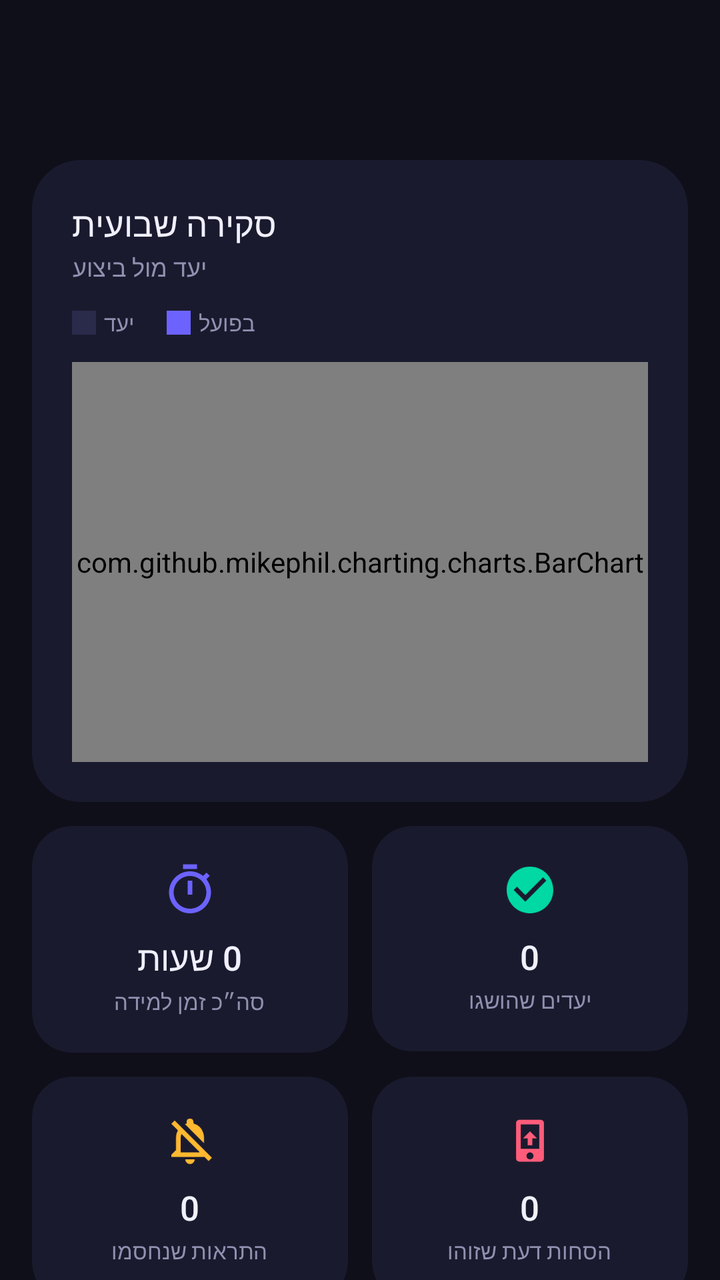
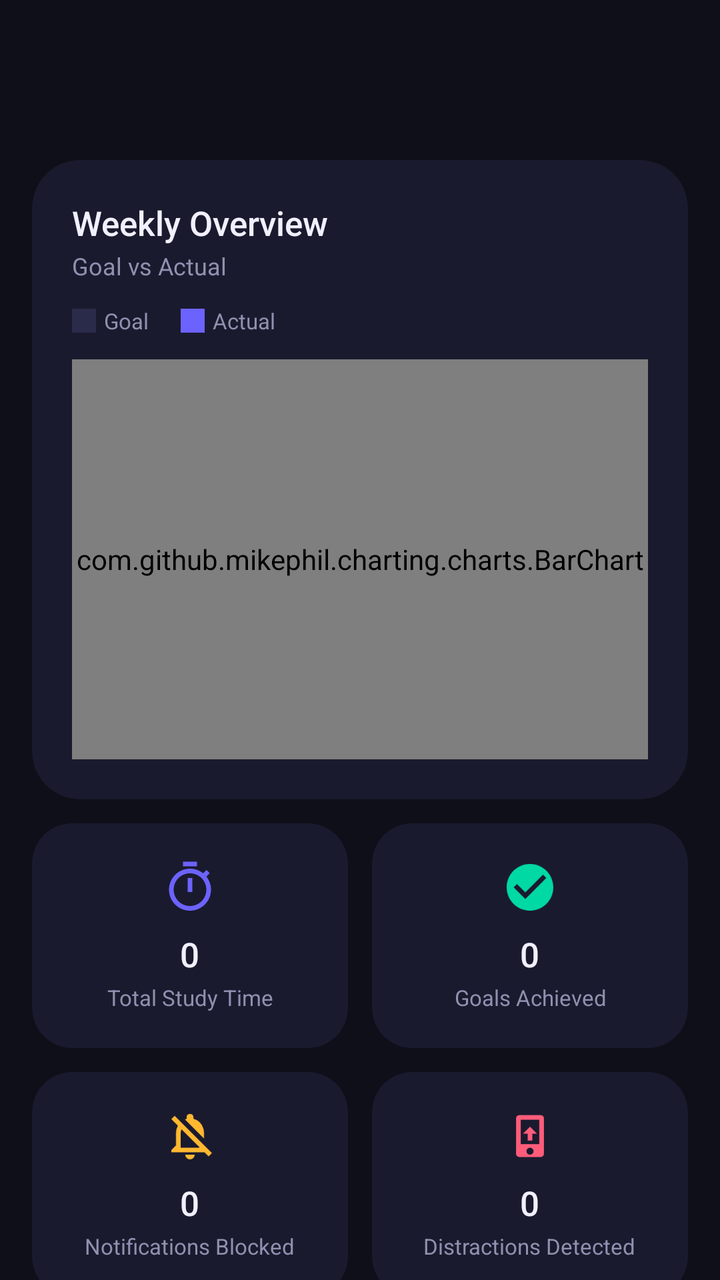

Compare the two renders of this Android layout. The source of the first and the diff that turns it into the second are given below.
<!-- AndroidManifest.xml: application theme Theme.FocusFlip -->
<!-- res/layout/activity_statistics.xml -->
<?xml version="1.0" encoding="utf-8"?>
<androidx.coordinatorlayout.widget.CoordinatorLayout
    xmlns:android="http://schemas.android.com/apk/res/android"
    xmlns:app="http://schemas.android.com/apk/res-auto"
    android:layout_width="match_parent"
    android:layout_height="match_parent"
    android:background="@color/background">

    <com.google.android.material.appbar.AppBarLayout
        android:layout_width="match_parent"
        android:layout_height="wrap_content"
        android:background="@color/background"
        app:elevation="0dp">

        <androidx.appcompat.widget.Toolbar
            android:id="@+id/toolbar"
            android:layout_width="match_parent"
            android:layout_height="?attr/actionBarSize"
            app:titleTextColor="@color/text_primary"
            app:navigationIconTint="@color/text_secondary" />

    </com.google.android.material.appbar.AppBarLayout>

    <androidx.core.widget.NestedScrollView
        android:layout_width="match_parent"
        android:layout_height="match_parent"
        app:layout_behavior="@string/appbar_scrolling_view_behavior">

        <LinearLayout
            android:layout_width="match_parent"
            android:layout_height="wrap_content"
            android:orientation="vertical"
            android:padding="16dp">

            
            <androidx.cardview.widget.CardView
                android:layout_width="match_parent"
                android:layout_height="wrap_content"
                app:cardCornerRadius="24dp"
                app:cardElevation="0dp"
                app:cardBackgroundColor="@color/surface">

                <LinearLayout
                    android:layout_width="match_parent"
                    android:layout_height="wrap_content"
                    android:orientation="vertical"
                    android:padding="20dp">

                    <TextView
                        android:layout_width="wrap_content"
                        android:layout_height="wrap_content"
                        android:text="@string/weekly_overview"
                        android:textSize="17sp"
                        android:textColor="@color/text_primary"
                        android:fontFamily="sans-serif-medium" />

                    <TextView
                        android:layout_width="wrap_content"
                        android:layout_height="wrap_content"
                        android:layout_marginTop="2dp"
                        android:text="@string/goal_vs_actual"
                        android:textSize="12sp"
                        android:textColor="@color/text_secondary" />

                    
                    <LinearLayout
                        android:layout_width="wrap_content"
                        android:layout_height="wrap_content"
                        android:layout_marginTop="12dp"
                        android:orientation="horizontal">

                        <View
                            android:layout_width="12dp"
                            android:layout_height="12dp"
                            android:layout_marginEnd="4dp"
                            android:layout_gravity="center_vertical"
                            android:background="@color/chart_goal" />

                        <TextView
                            android:layout_width="wrap_content"
                            android:layout_height="wrap_content"
                            android:text="יעד"
                            android:textSize="11sp"
                            android:textColor="@color/text_secondary"
                            android:layout_marginEnd="16dp" />

                        <View
                            android:layout_width="12dp"
                            android:layout_height="12dp"
                            android:layout_marginEnd="4dp"
                            android:layout_gravity="center_vertical"
                            android:background="@color/primary" />

                        <TextView
                            android:layout_width="wrap_content"
                            android:layout_height="wrap_content"
                            android:text="בפועל"
                            android:textSize="11sp"
                            android:textColor="@color/text_secondary" />

                    </LinearLayout>

                    <com.github.mikephil.charting.charts.BarChart
                        android:id="@+id/weeklyChart"
                        android:layout_width="match_parent"
                        android:layout_height="200dp"
                        android:layout_marginTop="12dp" />

                </LinearLayout>

            </androidx.cardview.widget.CardView>

            
            <LinearLayout
                android:layout_width="match_parent"
                android:layout_height="wrap_content"
                android:layout_marginTop="12dp"
                android:orientation="horizontal">

                <androidx.cardview.widget.CardView
                    android:layout_width="0dp"
                    android:layout_height="wrap_content"
                    android:layout_weight="1"
                    android:layout_marginEnd="6dp"
                    app:cardCornerRadius="20dp"
                    app:cardElevation="0dp"
                    app:cardBackgroundColor="@color/surface">

                    <LinearLayout
                        android:layout_width="match_parent"
                        android:layout_height="wrap_content"
                        android:orientation="vertical"
                        android:padding="18dp"
                        android:gravity="center">

                        <ImageView
                            android:layout_width="28dp"
                            android:layout_height="28dp"
                            android:src="@drawable/ic_timer"
                            app:tint="@color/primary" />

                        <TextView
                            android:id="@+id/totalTimeText"
                            android:layout_width="wrap_content"
                            android:layout_height="wrap_content"
                            android:layout_marginTop="8dp"
                            android:text="0 שעות"
                            android:textSize="17sp"
                            android:textColor="@color/text_primary"
                            android:fontFamily="sans-serif-medium" />

                        <TextView
                            android:layout_width="wrap_content"
                            android:layout_height="wrap_content"
                            android:layout_marginTop="3dp"
                            android:text="@string/total_study_time"
                            android:textSize="11sp"
                            android:textColor="@color/text_secondary"
                            android:textAlignment="center" />

                    </LinearLayout>

                </androidx.cardview.widget.CardView>

                <androidx.cardview.widget.CardView
                    android:layout_width="0dp"
                    android:layout_height="wrap_content"
                    android:layout_weight="1"
                    android:layout_marginStart="6dp"
                    app:cardCornerRadius="20dp"
                    app:cardElevation="0dp"
                    app:cardBackgroundColor="@color/surface">

                    <LinearLayout
                        android:layout_width="match_parent"
                        android:layout_height="wrap_content"
                        android:orientation="vertical"
                        android:padding="18dp"
                        android:gravity="center">

                        <ImageView
                            android:layout_width="28dp"
                            android:layout_height="28dp"
                            android:src="@drawable/ic_goal"
                            app:tint="@color/secondary" />

                        <TextView
                            android:id="@+id/goalsAchievedText"
                            android:layout_width="wrap_content"
                            android:layout_height="wrap_content"
                            android:layout_marginTop="8dp"
                            android:text="0"
                            android:textSize="17sp"
                            android:textColor="@color/text_primary"
                            android:fontFamily="sans-serif-medium" />

                        <TextView
                            android:layout_width="wrap_content"
                            android:layout_height="wrap_content"
                            android:layout_marginTop="3dp"
                            android:text="@string/goals_achieved"
                            android:textSize="11sp"
                            android:textColor="@color/text_secondary"
                            android:textAlignment="center" />

                    </LinearLayout>

                </androidx.cardview.widget.CardView>

            </LinearLayout>

            
            <LinearLayout
                android:layout_width="match_parent"
                android:layout_height="wrap_content"
                android:layout_marginTop="12dp"
                android:orientation="horizontal">

                <androidx.cardview.widget.CardView
                    android:layout_width="0dp"
                    android:layout_height="wrap_content"
                    android:layout_weight="1"
                    android:layout_marginEnd="6dp"
                    app:cardCornerRadius="20dp"
                    app:cardElevation="0dp"
                    app:cardBackgroundColor="@color/surface">

                    <LinearLayout
                        android:layout_width="match_parent"
                        android:layout_height="wrap_content"
                        android:orientation="vertical"
                        android:padding="18dp"
                        android:gravity="center">

                        <ImageView
                            android:layout_width="28dp"
                            android:layout_height="28dp"
                            android:src="@drawable/ic_notification_off"
                            app:tint="@color/warning" />

                        <TextView
                            android:id="@+id/notificationsBlockedText"
                            android:layout_width="wrap_content"
                            android:layout_height="wrap_content"
                            android:layout_marginTop="8dp"
                            android:text="0"
                            android:textSize="17sp"
                            android:textColor="@color/text_primary"
                            android:fontFamily="sans-serif-medium" />

                        <TextView
                            android:layout_width="wrap_content"
                            android:layout_height="wrap_content"
                            android:layout_marginTop="3dp"
                            android:text="@string/notifications_blocked"
                            android:textSize="11sp"
                            android:textColor="@color/text_secondary"
                            android:textAlignment="center" />

                    </LinearLayout>

                </androidx.cardview.widget.CardView>

                <androidx.cardview.widget.CardView
                    android:layout_width="0dp"
                    android:layout_height="wrap_content"
                    android:layout_weight="1"
                    android:layout_marginStart="6dp"
                    app:cardCornerRadius="20dp"
                    app:cardElevation="0dp"
                    app:cardBackgroundColor="@color/surface">

                    <LinearLayout
                        android:layout_width="match_parent"
                        android:layout_height="wrap_content"
                        android:orientation="vertical"
                        android:padding="18dp"
                        android:gravity="center">

                        <ImageView
                            android:layout_width="28dp"
                            android:layout_height="28dp"
                            android:src="@drawable/ic_phone_up"
                            app:tint="@color/error" />

                        <TextView
                            android:id="@+id/distractionsText"
                            android:layout_width="wrap_content"
                            android:layout_height="wrap_content"
                            android:layout_marginTop="8dp"
                            android:text="0"
                            android:textSize="17sp"
                            android:textColor="@color/text_primary"
                            android:fontFamily="sans-serif-medium" />

                        <TextView
                            android:layout_width="wrap_content"
                            android:layout_height="wrap_content"
                            android:layout_marginTop="3dp"
                            android:text="@string/distractions_detected"
                            android:textSize="11sp"
                            android:textColor="@color/text_secondary"
                            android:textAlignment="center" />

                    </LinearLayout>

                </androidx.cardview.widget.CardView>

            </LinearLayout>

            
            <LinearLayout
                android:layout_width="match_parent"
                android:layout_height="wrap_content"
                android:layout_marginTop="12dp"
                android:orientation="horizontal">

                <androidx.cardview.widget.CardView
                    android:layout_width="0dp"
                    android:layout_height="wrap_content"
                    android:layout_weight="1"
                    android:layout_marginEnd="6dp"
                    app:cardCornerRadius="20dp"
                    app:cardElevation="0dp"
                    app:cardBackgroundColor="@color/surface">

                    <LinearLayout
                        android:layout_width="match_parent"
                        android:layout_height="wrap_content"
                        android:orientation="vertical"
                        android:padding="18dp"
                        android:gravity="center">

                        <ImageView
                            android:layout_width="28dp"
                            android:layout_height="28dp"
                            android:src="@drawable/ic_average"
                            app:tint="@color/primary_light" />

                        <TextView
                            android:id="@+id/averageSessionText"
                            android:layout_width="wrap_content"
                            android:layout_height="wrap_content"
                            android:layout_marginTop="8dp"
                            android:text="00:00"
                            android:textSize="17sp"
                            android:textColor="@color/text_primary"
                            android:fontFamily="sans-serif-medium" />

                        <TextView
                            android:layout_width="wrap_content"
                            android:layout_height="wrap_content"
                            android:layout_marginTop="3dp"
                            android:text="@string/average_session"
                            android:textSize="11sp"
                            android:textColor="@color/text_secondary"
                            android:textAlignment="center" />

                    </LinearLayout>

                </androidx.cardview.widget.CardView>

                <androidx.cardview.widget.CardView
                    android:layout_width="0dp"
                    android:layout_height="wrap_content"
                    android:layout_weight="1"
                    android:layout_marginStart="6dp"
                    app:cardCornerRadius="20dp"
                    app:cardElevation="0dp"
                    app:cardBackgroundColor="@color/surface">

                    <LinearLayout
                        android:layout_width="match_parent"
                        android:layout_height="wrap_content"
                        android:orientation="vertical"
                        android:padding="18dp"
                        android:gravity="center">

                        <ImageView
                            android:layout_width="28dp"
                            android:layout_height="28dp"
                            android:src="@drawable/ic_streak"
                            app:tint="@color/warning" />

                        <TextView
                            android:id="@+id/streakText"
                            android:layout_width="wrap_content"
                            android:layout_height="wrap_content"
                            android:layout_marginTop="8dp"
                            android:text="0 ימים"
                            android:textSize="17sp"
                            android:textColor="@color/text_primary"
                            android:fontFamily="sans-serif-medium" />

                        <TextView
                            android:layout_width="wrap_content"
                            android:layout_height="wrap_content"
                            android:layout_marginTop="3dp"
                            android:text="@string/streak"
                            android:textSize="11sp"
                            android:textColor="@color/text_secondary"
                            android:textAlignment="center" />

                    </LinearLayout>

                </androidx.cardview.widget.CardView>

            </LinearLayout>

            <View android:layout_width="match_parent" android:layout_height="16dp" />

        </LinearLayout>

    </androidx.core.widget.NestedScrollView>

</androidx.coordinatorlayout.widget.CoordinatorLayout>
<!-- resources referenced by this layout -->
<resources>
  <color name="background">#0F0F1A</color>
  <color name="chart_goal">#2A2A4A</color>
  <color name="error">#FF5C7A</color>
  <color name="primary">#6C63FF</color>
  <color name="primary_light">#9D96FF</color>
  <color name="secondary">#00D9A3</color>
  <color name="surface">#1A1A2E</color>
  <color name="text_primary">#F0F0FF</color>
  <color name="text_secondary">#9090B0</color>
  <color name="warning">#FFB830</color>
  <!-- drawable ic_average (drawable) -->
  <?xml version="1.0" encoding="utf-8"?>
  <vector xmlns:android="http://schemas.android.com/apk/res/android"
      android:width="24dp"
      android:height="24dp"
      android:viewportWidth="24"
      android:viewportHeight="24">
      <path
          android:fillColor="#000000"
          android:pathData="M19,3H5c-1.1,0 -2,0.9 -2,2v14c0,1.1 0.9,2 2,2h14c1.1,0 2,-0.9 2,-2V5c0,-1.1 -0.9,-2 -2,-2zM9,17H7v-7h2v7zM13,17h-2V7h2v10zM17,17h-2v-4h2v4z"/>
  </vector>
  <!-- drawable ic_goal (drawable) -->
  <?xml version="1.0" encoding="utf-8"?>
  <vector xmlns:android="http://schemas.android.com/apk/res/android"
      android:width="24dp"
      android:height="24dp"
      android:viewportWidth="24"
      android:viewportHeight="24">
      <path
          android:fillColor="#000000"
          android:pathData="M12,2C6.48,2 2,6.48 2,12s4.48,10 10,10 10,-4.48 10,-10S17.52,2 12,2zM10,17l-5,-5 1.41,-1.41L10,14.17l7.59,-7.59L19,8l-9,9z"/>
  </vector>
  <!-- drawable ic_timer (drawable) -->
  <?xml version="1.0" encoding="utf-8"?>
  <vector xmlns:android="http://schemas.android.com/apk/res/android"
      android:width="24dp"
      android:height="24dp"
      android:viewportWidth="24"
      android:viewportHeight="24">
      <path
          android:fillColor="#000000"
          android:pathData="M15,1H9v2h6V1zM11,14h2V8h-2v6zM19.03,7.39l1.42,-1.42c-0.43,-0.51 -0.9,-0.99 -1.41,-1.41l-1.42,1.42C16.07,4.74 14.12,4 12,4c-4.97,0 -9,4.03 -9,9s4.02,9 9,9 9,-4.03 9,-9c0,-2.12 -0.74,-4.07 -1.97,-5.61zM12,20c-3.87,0 -7,-3.13 -7,-7s3.13,-7 7,-7 7,3.13 7,7 -3.13,7 -7,7z"/>
  </vector>
  <string name="average_session">ממוצע סשן</string>
  <string name="distractions_detected">הסחות דעת שזוהו</string>
  <string name="goal_vs_actual">יעד מול ביצוע</string>
  <string name="goals_achieved">יעדים שהושגו</string>
  <string name="notifications_blocked">התראות שנחסמו</string>
  <string name="streak">רצף ימים</string>
  <string name="total_study_time">סה״כ זמן למידה</string>
  <string name="weekly_overview">סקירה שבועית</string>
  <style name="Theme.FocusFlip" parent="Theme.Material3.Dark.NoActionBar">
          <item name="colorPrimary">@color/primary</item>
          <item name="colorPrimaryDark">@color/primary_dark</item>
          <item name="colorAccent">@color/secondary</item>
          <item name="android:colorBackground">@color/background</item>
          <item name="android:statusBarColor">@color/background</item>
          <item name="android:navigationBarColor">@color/background</item>
          <item name="android:windowLightStatusBar">false</item>
          <item name="android:windowLightNavigationBar">false</item>
      </style>
  <color name="primary_dark">#4B44CC</color>
  <!-- unchanged entries left out for length: 3 -->
</resources>

<!-- the commit's change to res/layout/activity_statistics.xml (unified diff, before → after) -->
@@ -79,7 +79,7 @@
                         <TextView
                             android:layout_width="wrap_content"
                             android:layout_height="wrap_content"
-                            android:text="יעד"
+                            android:text="@string/chart_label_goal"
                             android:textSize="11sp"
                             android:textColor="@color/text_secondary"
                             android:layout_marginEnd="16dp" />
@@ -94,7 +94,7 @@
                         <TextView
                             android:layout_width="wrap_content"
                             android:layout_height="wrap_content"
-                            android:text="בפועל"
+                            android:text="@string/chart_label_actual"
                             android:textSize="11sp"
                             android:textColor="@color/text_secondary" />
 
@@ -144,7 +144,7 @@
                             android:layout_width="wrap_content"
                             android:layout_height="wrap_content"
                             android:layout_marginTop="8dp"
-                            android:text="0 שעות"
+                            android:text="@string/default_zero"
                             android:textSize="17sp"
                             android:textColor="@color/text_primary"
                             android:fontFamily="sans-serif-medium" />
@@ -189,7 +189,7 @@
                             android:layout_width="wrap_content"
                             android:layout_height="wrap_content"
                             android:layout_marginTop="8dp"
-                            android:text="0"
+                            android:text="@string/default_zero"
                             android:textSize="17sp"
                             android:textColor="@color/text_primary"
                             android:fontFamily="sans-serif-medium" />
@@ -243,7 +243,7 @@
                             android:layout_width="wrap_content"
                             android:layout_height="wrap_content"
                             android:layout_marginTop="8dp"
-                            android:text="0"
+                            android:text="@string/default_zero"
                             android:textSize="17sp"
                             android:textColor="@color/text_primary"
                             android:fontFamily="sans-serif-medium" />
@@ -288,7 +288,7 @@
                             android:layout_width="wrap_content"
                             android:layout_height="wrap_content"
                             android:layout_marginTop="8dp"
-                            android:text="0"
+                            android:text="@string/default_zero"
                             android:textSize="17sp"
                             android:textColor="@color/text_primary"
                             android:fontFamily="sans-serif-medium" />
@@ -342,7 +342,7 @@
                             android:layout_width="wrap_content"
                             android:layout_height="wrap_content"
                             android:layout_marginTop="8dp"
-                            android:text="00:00"
+                            android:text="@string/default_timer"
                             android:textSize="17sp"
                             android:textColor="@color/text_primary"
                             android:fontFamily="sans-serif-medium" />
@@ -387,7 +387,7 @@
                             android:layout_width="wrap_content"
                             android:layout_height="wrap_content"
                             android:layout_marginTop="8dp"
-                            android:text="0 ימים"
+                            android:text="@string/default_zero"
                             android:textSize="17sp"
                             android:textColor="@color/text_primary"
                             android:fontFamily="sans-serif-medium" />
<!-- resource entries referenced after the edit -->
@@ -43,15 +43,21 @@
           android:fillColor="#000000"
           android:pathData="M15,1H9v2h6V1zM11,14h2V8h-2v6zM19.03,7.39l1.42,-1.42c-0.43,-0.51 -0.9,-0.99 -1.41,-1.41l-1.42,1.42C16.07,4.74 14.12,4 12,4c-4.97,0 -9,4.03 -9,9s4.02,9 9,9 9,-4.03 9,-9c0,-2.12 -0.74,-4.07 -1.97,-5.61zM12,20c-3.87,0 -7,-3.13 -7,-7s3.13,-7 7,-7 7,3.13 7,7 -3.13,7 -7,7z"/>
   </vector>
-  <string name="average_session">ממוצע סשן</string>
-  <string name="distractions_detected">הסחות דעת שזוהו</string>
-  <string name="goal_vs_actual">יעד מול ביצוע</string>
-  <string name="goals_achieved">יעדים שהושגו</string>
-  <string name="notifications_blocked">התראות שנחסמו</string>
-  <string name="streak">רצף ימים</string>
-  <string name="total_study_time">סה״כ זמן למידה</string>
-  <string name="weekly_overview">סקירה שבועית</string>
+  <string name="average_session">Average Session</string>
+  <string name="chart_label_actual">Actual</string>
+  <string name="chart_label_goal">Goal</string>
+  <string name="default_timer">00:00</string>
+  <string name="default_zero">0</string>
+  <string name="distractions_detected">Distractions Detected</string>
+  <string name="goal_vs_actual">Goal vs Actual</string>
+  <string name="goals_achieved">Goals Achieved</string>
+  <string name="notifications_blocked">Notifications Blocked</string>
+  <string name="streak">Day Streak</string>
+  <string name="total_study_time">Total Study Time</string>
+  <string name="weekly_overview">Weekly Overview</string>
   <style name="Theme.FocusFlip" parent="Theme.Material3.Dark.NoActionBar">
+          <item name="windowActionBar">false</item>
+          <item name="windowNoTitle">true</item>
           <item name="colorPrimary">@color/primary</item>
           <item name="colorPrimaryDark">@color/primary_dark</item>
           <item name="colorAccent">@color/secondary</item>
@@ -59,7 +65,7 @@
           <item name="android:statusBarColor">@color/background</item>
           <item name="android:navigationBarColor">@color/background</item>
           <item name="android:windowLightStatusBar">false</item>
-          <item name="android:windowLightNavigationBar">false</item>
+          <item name="android:windowLightNavigationBar" tools:targetApi="27">false</item>
       </style>
   <color name="primary_dark">#4B44CC</color>
   <!-- unchanged entries left out for length: 3 -->
